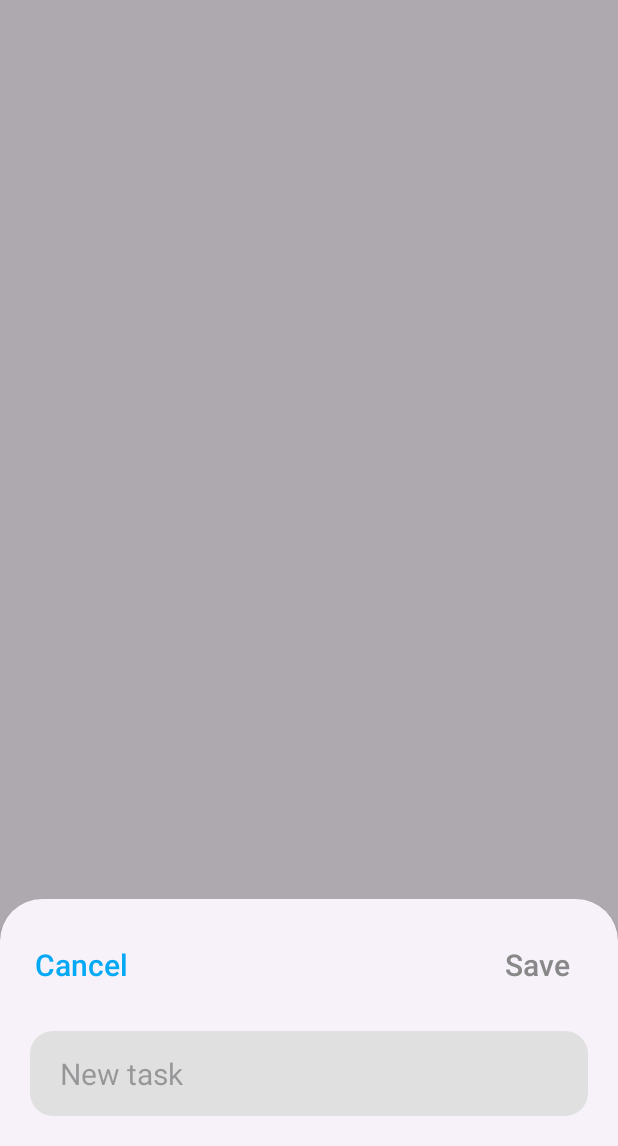
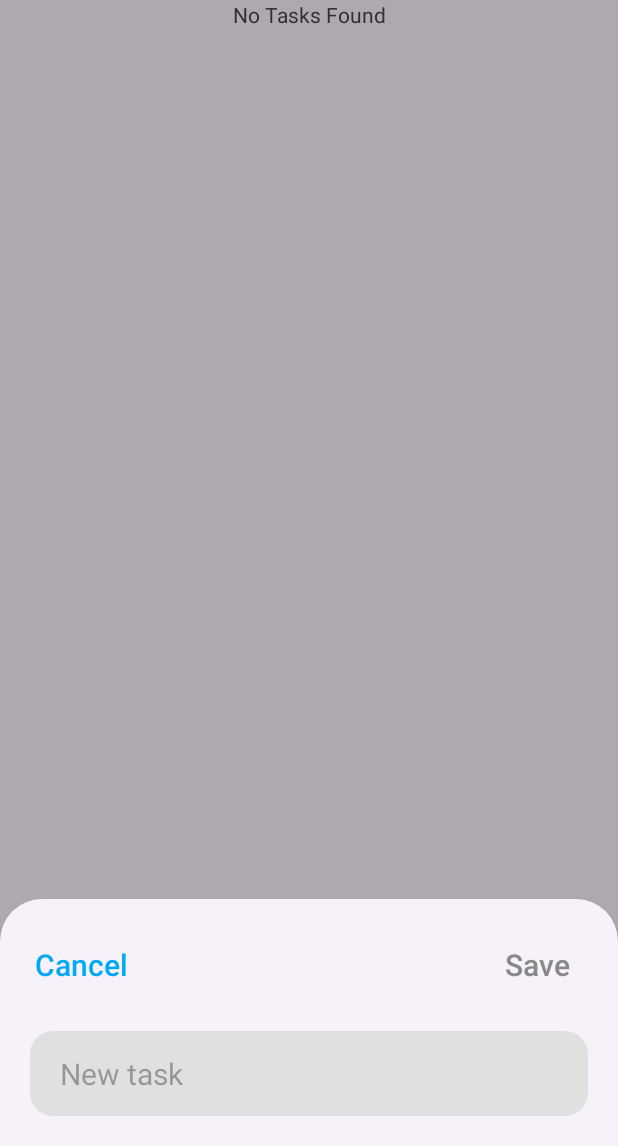
Before and after one commit to Phadoo/todo-list-android, an Android app: the screen it shows after launch (MainActivity), after a tap on an icon or button, on a phone screen of 412 x 824 dp, the part 90-1236 px from its top. Run offline under Robolectric (Android 15) with nearby library versions, the phone set to English and light mode, and no system bars; libraries missing offline, so code that uses them is left out: it.xabaras.android.

Commit message:
Added feature when there are no tasks, delete function added

```diff
--- a/app/build.gradle.kts
+++ b/app/build.gradle.kts
@@ -36,6 +36,7 @@ dependencies {
     implementation(libs.material)
     implementation(libs.activity)
     implementation (libs.recyclerview.swipedecorator)
+    implementation (libs.swiperefreshlayout)
     implementation(libs.constraintlayout)
     implementation(libs.cardview)
     testImplementation(libs.junit)
--- a/app/src/main/java/com/example/to_dolist/AddNewTask.java
+++ b/app/src/main/java/com/example/to_dolist/AddNewTask.java
@@ -1,9 +1,11 @@
 package com.example.to_dolist;
 
 import android.app.Activity;
+import android.app.AlertDialog;
 import android.content.Context;
 import android.content.DialogInterface;
 import android.graphics.Color;
+import android.media.Image;
 import android.os.Bundle;
 import android.text.Editable;
 import android.text.TextWatcher;
@@ -13,11 +15,13 @@ import android.view.ViewGroup;
 import android.view.inputmethod.InputMethodManager;
 import android.widget.Button;
 import android.widget.EditText;
+import android.widget.ImageButton;
 
 import androidx.annotation.NonNull;
 import androidx.annotation.Nullable;
 import androidx.core.content.ContextCompat;
 
+import com.example.to_dolist.Adapter.ToDoAdapter;
 import com.example.to_dolist.Model.ToDoModel;
 import com.example.to_dolist.Utils.DatabaseHelper;
 import com.google.android.material.bottomsheet.BottomSheetDialogFragment;
@@ -31,6 +35,8 @@ public class AddNewTask extends BottomSheetDialogFragment {
 
     // Member variables
     private DatabaseHelper myDB;
+
+    // UI components
     private EditText mEditText;
 
     public static AddNewTask newInstance(int taskId, String task) { // Factory method to create a new instance of the fragment
@@ -60,6 +66,7 @@ public class AddNewTask extends BottomSheetDialogFragment {
         mEditText = view.findViewById(R.id.edit_text);
         Button mSaveButton = view.findViewById(R.id.addButton);
         Button mCancelButton = view.findViewById(R.id.cancelButton);
+        ImageButton mDeleteButton = view.findViewById(R.id.deleteButton);
 
         // Use MainActivity's DatabaseHelper instance (passed via constructor/setter if needed)
         myDB = new DatabaseHelper(requireActivity());
@@ -75,6 +82,13 @@ public class AddNewTask extends BottomSheetDialogFragment {
             taskId = bundle.getInt(ID_KEY);
             String task = bundle.getString(TASK_KEY, "");
             mEditText.setText(task);
+        }
+
+        // Initialize Delete Button State
+        if (isUpdate) {
+            mDeleteButton.setVisibility(View.VISIBLE);
+        } else {
+            mDeleteButton.setVisibility(View.GONE);
         }
 
         // Initialize Save Button State
@@ -104,6 +118,12 @@ public class AddNewTask extends BottomSheetDialogFragment {
         // Set up click listeners
         mSaveButton.setOnClickListener(v -> handleSave(finalTaskId, finalIsUpdate));
         mCancelButton.setOnClickListener(v -> dismiss());
+        mDeleteButton.setOnClickListener(v -> deleteTask(finalTaskId));
+    }
+
+    private void deleteTask(final int position) {
+        myDB.deleteTask(position);
+        dismiss();
     }
 
     private void updateSaveButtonState(boolean isEmpty) { // Update Save Button State
--- a/app/src/main/java/com/example/to_dolist/MainActivity.java
+++ b/app/src/main/java/com/example/to_dolist/MainActivity.java
@@ -2,6 +2,9 @@ package com.example.to_dolist;
 
 import android.content.DialogInterface;
 import android.os.Bundle;
+import android.os.Handler;
+import android.view.View;
+import android.widget.TextView;
 
 import androidx.activity.EdgeToEdge;
 import androidx.appcompat.app.AppCompatActivity;
@@ -11,6 +14,7 @@ import androidx.core.view.WindowInsetsCompat;
 import androidx.recyclerview.widget.ItemTouchHelper;
 import androidx.recyclerview.widget.LinearLayoutManager;
 import androidx.recyclerview.widget.RecyclerView;
+import androidx.swiperefreshlayout.widget.SwipeRefreshLayout;
 
 import com.example.to_dolist.Adapter.ToDoAdapter;
 import com.example.to_dolist.Model.ToDoModel;
@@ -22,11 +26,14 @@ import java.util.List;
 
 public class MainActivity extends AppCompatActivity implements OnDialogCloseListener, ToDoAdapter.TaskClickListener {
 
+    // Initialize components
     RecyclerView recyclerView; // RecyclerView to display tasks
     FloatingActionButton addButton; // FloatingActionButton to add new tasks
     DatabaseHelper myDB; // DatabaseHelper to interact with the database
     private List<ToDoModel> mList; // List to store tasks
     private ToDoAdapter adapter; // Bridge between data (mList) and the UI (recyclerView)
+    private TextView emptyTextView; // TextView to display a message when the list is empty
+    private SwipeRefreshLayout swipeRefreshLayout; // SwipeRefreshLayout for refreshing the list
 
     @Override
     protected void onCreate(Bundle savedInstanceState) {
@@ -39,12 +46,13 @@ public class MainActivity extends AppCompatActivity implements OnDialogCloseList
             return insets;
         });
 
-        // Initialize components
+        emptyTextView = findViewById(R.id.emptyTextView);
         recyclerView = findViewById(R.id.recyclerView);
         addButton = findViewById(R.id.addButton);
         myDB = new DatabaseHelper(MainActivity.this);
         mList = new ArrayList<>();
         adapter = new ToDoAdapter(myDB, this ,this);
+        swipeRefreshLayout = findViewById(R.id.swipeRefreshLayout);
 
         // Set up RecyclerView
         recyclerView.setHasFixedSize(true);
@@ -53,6 +61,7 @@ public class MainActivity extends AppCompatActivity implements OnDialogCloseList
 
         // Fetch tasks from the database and update the adapter
         mList = myDB.getAllTasks();
+        updateUI();
         adapter.setTasks(mList);
 
         // Set up the FloatingActionButton to open the AddNewTask dialog
@@ -61,6 +70,29 @@ public class MainActivity extends AppCompatActivity implements OnDialogCloseList
         // Set up swipe-to-delete functionality
         ItemTouchHelper itemTouchHelper = new ItemTouchHelper(new RecyclerViewTouchHelper(adapter, this));
         itemTouchHelper.attachToRecyclerView(recyclerView);
+
+        // Set up swipe-to-refresh functionality and color scheme
+        swipeRefreshLayout.setColorSchemeResources(R.color.light_blue);
+        swipeRefreshLayout.setOnRefreshListener(this::refreshTasks);
+    }
+
+    private void updateUI() { // Update the UI based on the list of tasks
+        if (mList.isEmpty()) {
+            emptyTextView.setVisibility(View.VISIBLE);
+            recyclerView.setVisibility(View.GONE);
+        } else {
+            emptyTextView.setVisibility(View.GONE);
+            recyclerView.setVisibility(View.VISIBLE);
+        }
+    }
+
+    private void refreshTasks() {
+        new Handler().postDelayed(() -> { // Simulate a delay for refreshing
+            mList = myDB.getAllTasks();
+            adapter.setTasks(mList);
+            updateUI();
+            swipeRefreshLayout.setRefreshing(false); // Stop refreshing
+        }, 2000); // Delay in milliseconds
     }
 
     @Override
@@ -80,5 +112,6 @@ public class MainActivity extends AppCompatActivity implements OnDialogCloseList
     public void onDialogClose(DialogInterface dialogInterface) { // Callback method from AddNewTask when the dialog is closed
         mList = myDB.getAllTasks();
         adapter.setTasks(mList);
+        updateUI();
     }
 }
--- a/app/src/main/res/drawable/delete.xml
+++ b/app/src/main/res/drawable/delete.xml
@@ -1,4 +1,4 @@
-<vector xmlns:android="http://schemas.android.com/apk/res/android" android:height="24dp" android:tint="#000000" android:viewportHeight="24" android:viewportWidth="24" android:width="24dp">
+<vector xmlns:android="http://schemas.android.com/apk/res/android" android:height="30dp" android:tint="@color/black" android:viewportHeight="24" android:viewportWidth="24" android:width="30dp">
 
     <path android:fillColor="@android:color/white" android:pathData="M6,19c0,1.1 0.9,2 2,2h8c1.1,0 2,-0.9 2,-2V7H6v12zM19,4h-3.5l-1,-1h-5l-1,1H5v2h14V4z"/>
 
--- a/app/src/main/res/layout/activity_main.xml
+++ b/app/src/main/res/layout/activity_main.xml
@@ -1,11 +1,17 @@
 <?xml version="1.0" encoding="utf-8"?>
-<RelativeLayout xmlns:android="http://schemas.android.com/apk/res/android"
+<androidx.swiperefreshlayout.widget.SwipeRefreshLayout
+    android:id="@+id/swipeRefreshLayout"
+    xmlns:android="http://schemas.android.com/apk/res/android"
     xmlns:app="http://schemas.android.com/apk/res-auto"
     xmlns:tools="http://schemas.android.com/tools"
-    android:id="@+id/main"
     android:layout_width="match_parent"
     android:layout_height="match_parent"
     tools:context=".MainActivity">
+
+    <RelativeLayout
+        android:id="@+id/main"
+        android:layout_width="match_parent"
+        android:layout_height="match_parent">
 
         <TextView
             android:id="@+id/textView"
@@ -20,7 +26,16 @@
             app:layout_constraintBottom_toBottomOf="parent"
             app:layout_constraintEnd_toEndOf="parent"
             app:layout_constraintStart_toStartOf="parent"
-        app:layout_constraintTop_toTopOf="parent" />
+            app:layout_constraintTop_toTopOf="parent"/>
+
+        <TextView
+            android:id="@+id/emptyTextView"
+            android:layout_width="match_parent"
+            android:layout_height="wrap_content"
+            android:text="No Tasks Found"
+            android:layout_below="@+id/textView"
+            android:gravity="center"
+            android:visibility="gone"/>
 
         <androidx.recyclerview.widget.RecyclerView
             android:id="@+id/recyclerView"
@@ -41,3 +56,6 @@
             android:backgroundTint="@color/light_blue"/>
 
     </RelativeLayout>
+
+
+</androidx.swiperefreshlayout.widget.SwipeRefreshLayout>
--- a/app/src/main/res/layout/add_new_task.xml
+++ b/app/src/main/res/layout/add_new_task.xml
@@ -1,5 +1,6 @@
 <?xml version="1.0" encoding="utf-8"?>
-<RelativeLayout xmlns:android="http://schemas.android.com/apk/res/android"
+<RelativeLayout
+    xmlns:android="http://schemas.android.com/apk/res/android"
     android:layout_width="match_parent"
     android:layout_height="match_parent">
 
@@ -35,4 +36,22 @@
         android:layout_marginTop="20dp"
         style="@style/ButtonStyle"/>
 
+    <ImageButton
+        android:id="@+id/deleteButton"
+        android:layout_width="wrap_content"
+        android:layout_height="wrap_content"
+        android:background="@android:color/transparent"
+        android:src="@drawable/delete"
+        android:layout_below="@+id/edit_text"
+        android:layout_alignParentEnd="true"
+        android:layout_marginEnd="27dp"
+        android:layout_marginBottom="20dp"/>
+
+<!--    <Spinner-->
+<!--        android:id="@+id/prioritySpinner"-->
+<!--        android:layout_width="match_parent"-->
+<!--        android:layout_height="wrap_content"-->
+<!--        android:layout_below="@+id/edit_text"-->
+<!--        android:layout_marginTop="5dp"/>-->
+
 </RelativeLayout>
--- a/gradle/libs.versions.toml
+++ b/gradle/libs.versions.toml
@@ -9,6 +9,7 @@ activity = "1.10.0"
 constraintlayout = "2.2.0"
 recyclerviewSwipedecorator = "1.4"
 cardview = "1.0.0"
+swiperefreshlayout = "1.2.0-beta01"
 
 [libraries]
 junit = { group = "junit", name = "junit", version.ref = "junit" }
@@ -20,6 +21,7 @@ activity = { group = "androidx.activity", name = "activity", version.ref = "acti
 constraintlayout = { group = "androidx.constraintlayout", name = "constraintlayout", version.ref = "constraintlayout" }
 recyclerview-swipedecorator = { module = "it.xabaras.android:recyclerview-swipedecorator", version.ref = "recyclerviewSwipedecorator" }
 cardview = { group = "androidx.cardview", name = "cardview", version.ref = "cardview" }
+swiperefreshlayout = { module = "androidx.swiperefreshlayout:swiperefreshlayout", version.ref = "swiperefreshlayout" }
 
 [plugins]
 android-application = { id = "com.android.application", version.ref = "agp" }
```
Lines whose indentation alone changed are shown as unchanged.
